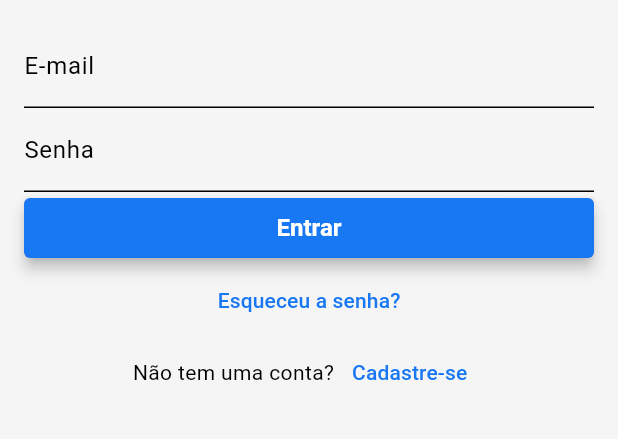
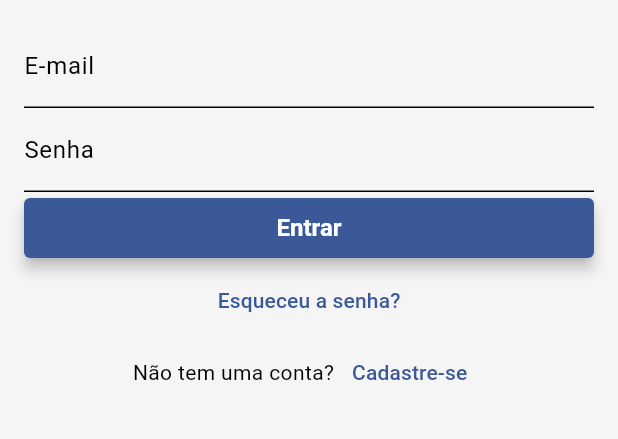
Before and after one commit to FrancimarioAraujo/MemoPlace, a Flutter app: the screen it shows after launch, on a phone screen of 412 x 824 dp, the part 456-895 px from its top. Run offline on Flutter 3.47's test engine with Material 3 defaults, Android fonts, the light colour scheme and no system bars; our stand-ins replace flutter_modular.

Commit message:
feat: improving layout home

```diff
--- a/lib/modules/auth/signup/signup_page.dart
+++ b/lib/modules/auth/signup/signup_page.dart
@@ -71,7 +71,7 @@ class _SignUpPageState extends State<SignUpPage> {
                   width: double.infinity,
                   child: ElevatedButton(
                     onPressed: () {
-                       _formKey.currentState!.validate();
+                      //  _formKey.currentState!.validate();
                     },
                     child: Text(
                       'Cadastrar-se',
--- a/lib/shared/theme/app_theme.dart
+++ b/lib/shared/theme/app_theme.dart
@@ -23,6 +23,8 @@ class AppTheme {
           titleTextStyle: TextStyle(color: AppColors.textSecondary, fontSize: 20)
         ),
         bottomNavigationBarTheme: BottomNavigationBarThemeData(
+          selectedIconTheme: IconThemeData(size: 30),
+          unselectedIconTheme: IconThemeData(size: 30),
           showSelectedLabels: false,
           showUnselectedLabels: false,
           selectedItemColor: AppColors.dark,
--- a/lib/shared/theme/constants/app_colors.dart
+++ b/lib/shared/theme/constants/app_colors.dart
@@ -1,7 +1,7 @@
 import 'package:flutter/material.dart';
 
 class AppColors {
-  static const Color primary = Color(0xFF1877F2);
+  static const Color primary = Color(0xFF3b5998);
   static const Color accent = Color(0xFFFFC107);
   static const Color background = Color(0xFFF5F5F5);
   static const Color secondary = Color(0xFFFFFFFF);
--- a/lib/shared/theme/constants/app_paddings.dart
+++ b/lib/shared/theme/constants/app_paddings.dart
@@ -3,21 +3,21 @@ import 'package:flutter/material.dart';
 class AppPaddings {
   // Padding uniforme (todos os lados iguais)
   static const EdgeInsets none = EdgeInsets.all(0);
-  static const EdgeInsets extraSmall = EdgeInsets.all(4.0);
+  static const EdgeInsets extraSmall = EdgeInsets.all(3.0);
   static const EdgeInsets small = EdgeInsets.all(8.0);
   static const EdgeInsets medium = EdgeInsets.all(16.0);
   static const EdgeInsets large = EdgeInsets.all(24.0);
   static const EdgeInsets extraLarge = EdgeInsets.all(32.0);
 
   // Padding horizontal (somente laterais)
-  static const EdgeInsets horizontalExtraSmall = EdgeInsets.symmetric(horizontal: 4.0);
+  static const EdgeInsets horizontalExtraSmall = EdgeInsets.symmetric(horizontal: 3.0);
   static const EdgeInsets horizontalSmall = EdgeInsets.symmetric(horizontal: 8.0);
   static const EdgeInsets horizontalMedium = EdgeInsets.symmetric(horizontal: 16.0);
   static const EdgeInsets horizontalLarge = EdgeInsets.symmetric(horizontal: 24.0);
   static const EdgeInsets horizontalExtraLarge = EdgeInsets.symmetric(horizontal: 32.0);
 
   // Padding vertical (somente topo e base)
-  static const EdgeInsets verticalExtraSmall = EdgeInsets.symmetric(vertical: 4.0);
+  static const EdgeInsets verticalExtraSmall = EdgeInsets.symmetric(vertical: 3.0);
   static const EdgeInsets verticalSmall = EdgeInsets.symmetric(vertical: 8.0);
   static const EdgeInsets verticalMedium = EdgeInsets.symmetric(vertical: 16.0);
   static const EdgeInsets verticalLarge = EdgeInsets.symmetric(vertical: 24.0);
```
Also changed, not shown: lib/modules/auth/login/login_page.dart (+2 -5 lines), lib/modules/home/home_page.dart (+23 -11 lines), lib/shared/components/post_circle_component.dart (added, +31 -0 lines).
